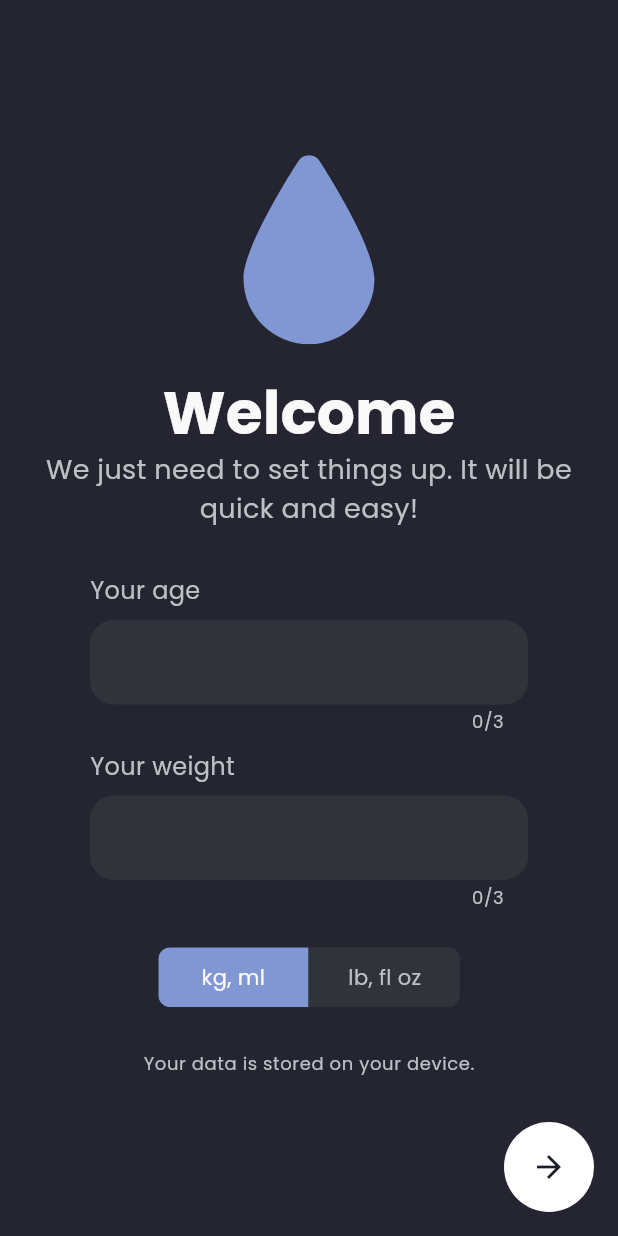
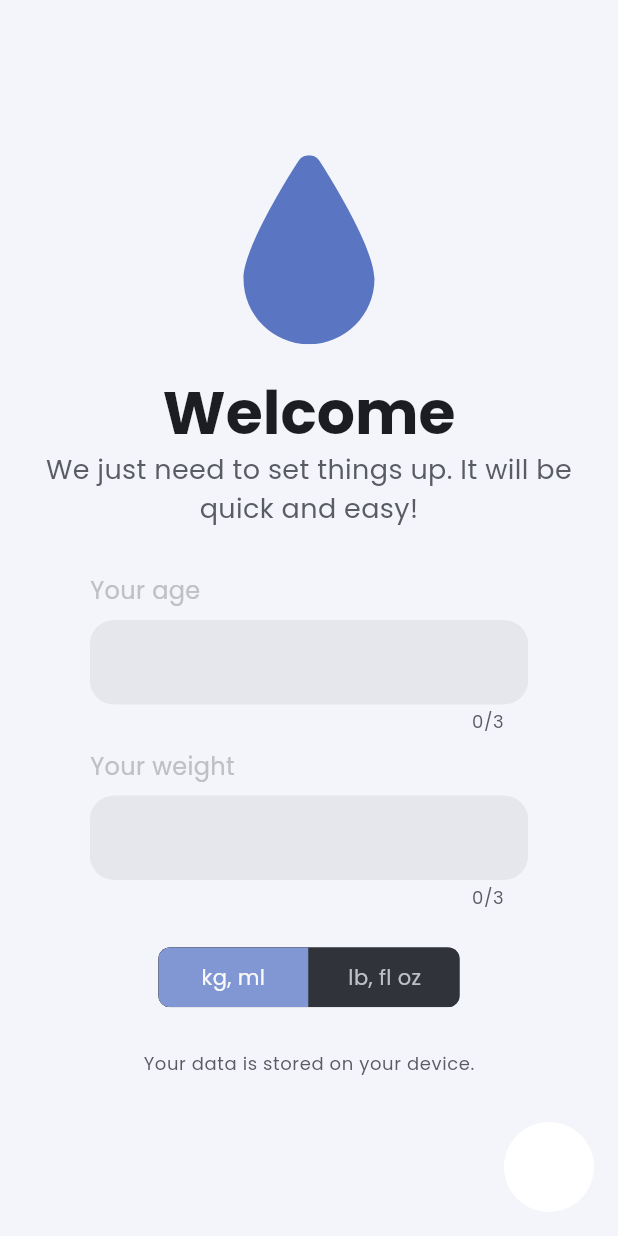
Before and after one commit to om1cael/Hidroly, a Flutter app: the screen it shows after launch, on a phone screen of 412 x 824 dp. Run offline on Flutter 3.47's test engine with Material 3 defaults, Android fonts, the phone set to English and light mode, and no system bars; drawn by our look-alikes of toggle_switch; our stand-ins replace flutter_local_notifications, flutter_svg, shared_preferences, sqflite; missing offline and left inert: app_settings, workmanager; accounts and stored records are empty.

Commit message:
refactor: set light theme data

```diff
--- a/lib/main.dart
+++ b/lib/main.dart
@@ -32,7 +32,7 @@ class MainApp extends StatelessWidget {
     return MaterialApp(
       localizationsDelegates: AppLocalizations.localizationsDelegates,
       supportedLocales: AppLocalizations.supportedLocales,
-      theme: AppTheme.darkTheme,
+      theme: AppTheme.lightTheme,
       home: const HomePage(),
     );
   }
--- a/lib/theme/app_theme.dart
+++ b/lib/theme/app_theme.dart
@@ -1,6 +1,8 @@
 import 'package:flutter/material.dart';
 import 'package:hidroly/theme/dark_theme.dart';
+import 'package:hidroly/theme/light_theme.dart';
 
 class AppTheme {
   static ThemeData get darkTheme => DarkTheme.data;
+  static ThemeData get lightTheme => LightTheme.data;
 }
--- /dev/null
+++ b/lib/theme/light_theme.dart
@@ -0,0 +1,146 @@
+import 'package:flutter/material.dart';
+import 'package:hidroly/theme/app_colors.dart';
+
+class LightTheme {
+  static ThemeData get data {
+    return ThemeData(
+      brightness: Brightness.light,
+      scaffoldBackgroundColor: AppColorsLight.background,
+      primaryColor: AppColorsLight.blueAccent,
+      colorScheme: ColorScheme.light(
+        primary: AppColorsLight.blueAccent,
+        surface: AppColorsLight.background,
+        onSurface: AppColorsLight.onBackground,
+        outlineVariant: Colors.transparent,
+      ),
+      appBarTheme: AppBarTheme(
+        backgroundColor: AppColorsLight.background,
+        titleTextStyle: TextStyle(
+          color: AppColorsLight.primaryText,
+          fontSize: 24,
+          fontWeight: FontWeight.bold,
+        )
+      ),
+      textTheme: TextTheme(
+        bodyLarge: TextStyle(color: AppColorsLight.primaryText),
+        bodyMedium: TextStyle(
+          color: AppColorsLight.secondaryText,
+          fontSize: 18,
+          fontWeight: FontWeight.w300,
+        ),
+        bodySmall: TextStyle(
+          color: AppColorsLight.secondaryText,
+          fontSize: 12,
+          fontWeight: FontWeight.w300,
+        ),
+        headlineLarge: TextStyle(
+          color: AppColorsLight.primaryText,
+          fontSize: 40,
+          fontWeight: FontWeight.bold
+        ),
+        titleLarge: TextStyle(
+          color: AppColorsLight.primaryText,
+          fontSize: 24,
+        ),
+      ),
+      iconTheme: IconThemeData(color: AppColorsLight.icon),
+      inputDecorationTheme: InputDecorationTheme(
+        fillColor: AppColorsLight.onBackground,
+        filled: true,
+        border: OutlineInputBorder(
+          borderRadius: BorderRadius.circular(16),
+        ),
+        counterStyle: TextStyle(
+          color: AppColorsLight.secondaryText,
+          fontSize: 12,
+        )
+      ),
+      textButtonTheme: TextButtonThemeData(
+        style: TextButton.styleFrom(
+          foregroundColor: AppColorsLight.primaryText,
+        ),
+      ),
+      bottomNavigationBarTheme: BottomNavigationBarThemeData(
+        backgroundColor: AppColorsLight.onBackground,
+        selectedItemColor: Colors.white,
+        unselectedItemColor: AppColorsLight.unselectedItem,
+      ),
+      elevatedButtonTheme: ElevatedButtonThemeData(
+        style: ElevatedButton.styleFrom(
+          backgroundColor: AppColorsLight.onBackground,
+          shape: RoundedRectangleBorder(
+            borderRadius: BorderRadius.circular(16),
+          ),
+        ),
+      ),
+      datePickerTheme: DatePickerThemeData(
+        backgroundColor: AppColorsLight.background,
+        headerBackgroundColor: AppColorsLight.onBackground,
+        headerForegroundColor: AppColorsLight.secondaryText,
+
+        weekdayStyle: TextStyle(
+          color: AppColorsLight.secondaryText,
+        ),
+
+        dividerColor: Colors.transparent,
+
+        yearForegroundColor: WidgetStateProperty.resolveWith<Color>((state) {
+          if(state.contains(WidgetState.disabled)) {
+            return AppColorsLight.unselectedItem;
+          } else {
+            return AppColorsLight.primaryText;
+          }
+        }),
+
+        dayForegroundColor: WidgetStateProperty.resolveWith<Color>((state) {
+          if(state.contains(WidgetState.disabled)) {
+            return AppColorsLight.unselectedItem;
+          } else if(state.contains(WidgetState.selected)) {
+            return AppColorsLight.onBackground;
+          } else {
+            return AppColorsLight.secondaryText;
+          }
+        }),
+      ),
+      radioTheme: RadioThemeData(
+        fillColor: WidgetStateProperty.resolveWith<Color>((state) {
+          if(state.contains(WidgetState.selected)) {
+            return AppColorsLight.blueAccent;
+          }
+          return Colors.white;
+        }),
+      ),
+      timePickerTheme: TimePickerThemeData(
+        hourMinuteTextColor: AppColorsLight.primaryText,
+        entryModeIconColor: AppColorsLight.primaryText,
+        dialBackgroundColor: AppColorsLight.onBackground,
+        dialTextColor: AppColorsLight.primaryText
+      ),
+      snackBarTheme: SnackBarThemeData(
+        behavior: SnackBarBehavior.floating,
+        shape: RoundedRectangleBorder(
+          borderRadius: BorderRadiusGeometry.circular(16),
+        ),
+        contentTextStyle: TextStyle(
+          fontSize: 16,
+        ),
+        closeIconColor: Colors.redAccent,
+        showCloseIcon: true,
+      ),
+      checkboxTheme: CheckboxThemeData(
+        fillColor: WidgetStateProperty.resolveWith<Color>((state) {
+          if(state.contains(WidgetState.selected)) {
+            return AppColorsLight.blueAccent;
+          }
+
+          return Colors.transparent;
+        }),
+        side: BorderSide(color: Colors.white),
+        shape: RoundedRectangleBorder(
+          borderRadius: BorderRadiusGeometry.circular(8),
+        )
+      ),
+      fontFamily: 'Poppins',
+    );
+  }
+}
```
